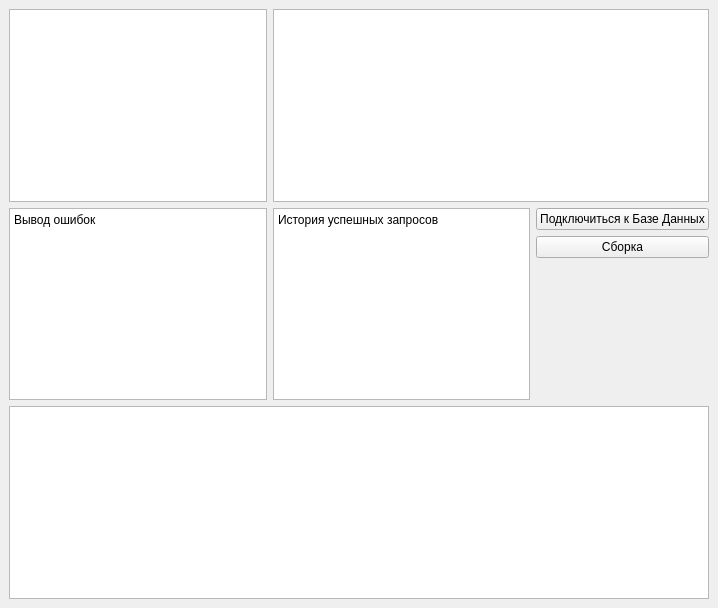
Qt form lab_2/mainwindow.ui (EgorBud/db) before a commit.
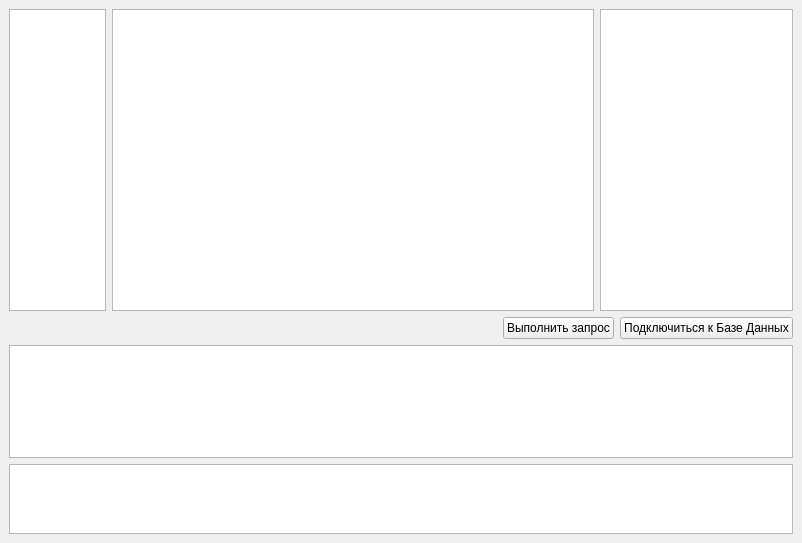
The same form after that commit.

```diff
--- a/lab_2/mainwindow.ui
+++ b/lab_2/mainwindow.ui
@@ -6,83 +6,111 @@
    <rect>
     <x>0</x>
     <y>0</y>
-    <width>718</width>
-    <height>608</height>
+    <width>802</width>
+    <height>543</height>
    </rect>
   </property>
   <property name="windowTitle">
    <string>MainWindow</string>
   </property>
   <widget class="QWidget" name="centralwidget">
-   <layout class="QHBoxLayout" name="horizontalLayout">
+   <layout class="QVBoxLayout" name="verticalLayout_2" stretch="8,0,3,1">
     <item>
-     <layout class="QGridLayout" name="gridLayout">
-      <item row="3" column="1">
-       <widget class="QTextBrowser" name="show_logs">
-        <property name="html">
-         <string>&lt;!DOCTYPE HTML PUBLIC &quot;-//W3C//DTD HTML 4.0//EN&quot; &quot;http://www.w3.org/TR/REC-html40/strict.dtd&quot;&gt;
-&lt;html&gt;&lt;head&gt;&lt;meta name=&quot;qrichtext&quot; content=&quot;1&quot; /&gt;&lt;meta charset=&quot;utf-8&quot; /&gt;&lt;style type=&quot;text/css&quot;&gt;
-p, li { white-space: pre-wrap; }
-hr { height: 1px; border-width: 0; }
-&lt;/style&gt;&lt;/head&gt;&lt;body style=&quot; font-family:'Segoe UI'; font-size:9pt; font-weight:400; font-style:normal;&quot;&gt;
-&lt;p style=&quot; margin-top:0px; margin-bottom:0px; margin-left:0px; margin-right:0px; -qt-block-indent:0; text-indent:0px;&quot;&gt;История успешных запросов&lt;/p&gt;&lt;/body&gt;&lt;/html&gt;</string>
+     <layout class="QHBoxLayout" name="horizontalLayout" stretch="1,5,2">
+      <item>
+       <widget class="QListView" name="show_table_list">
+        <property name="enabled">
+         <bool>true</bool>
         </property>
-       </widget>
-      </item>
-      <item row="3" column="0">
-       <widget class="QTextBrowser" name="show_errors">
-        <property name="html">
-         <string>&lt;!DOCTYPE HTML PUBLIC &quot;-//W3C//DTD HTML 4.0//EN&quot; &quot;http://www.w3.org/TR/REC-html40/strict.dtd&quot;&gt;
-&lt;html&gt;&lt;head&gt;&lt;meta name=&quot;qrichtext&quot; content=&quot;1&quot; /&gt;&lt;meta charset=&quot;utf-8&quot; /&gt;&lt;style type=&quot;text/css&quot;&gt;
-p, li { white-space: pre-wrap; }
-hr { height: 1px; border-width: 0; }
-&lt;/style&gt;&lt;/head&gt;&lt;body style=&quot; font-family:'Segoe UI'; font-size:9pt; font-weight:400; font-style:normal;&quot;&gt;
-&lt;p style=&quot; margin-top:0px; margin-bottom:0px; margin-left:0px; margin-right:0px; -qt-block-indent:0; text-indent:0px;&quot;&gt;Вывод ошибок&lt;/p&gt;&lt;/body&gt;&lt;/html&gt;</string>
+        <property name="cursor" stdset="0">
+         <cursorShape>ArrowCursor</cursorShape>
         </property>
+        <property name="autoFillBackground">
+         <bool>false</bool>
+        </property>
+        <property name="editTriggers">
+         <set>QAbstractItemView::DoubleClicked|QAbstractItemView::EditKeyPressed</set>
+        </property>
+        <property name="selectionMode">
+         <enum>QAbstractItemView::SingleSelection</enum>
+        </property>
+        <property name="selectionBehavior">
+         <enum>QAbstractItemView::SelectRows</enum>
+        </property>
+        <property name="resizeMode">
+         <enum>QListView::Fixed</enum>
+        </property>
+        <property name="viewMode">
+         <enum>QListView::ListMode</enum>
+        </property>
+        <property name="selectionRectVisible">
+         <bool>false</bool>
+        </property>
        </widget>
       </item>
-      <item row="3" column="2">
-       <layout class="QGridLayout" name="gridLayout_2">
-        <item row="1" column="0">
-         <widget class="QPushButton" name="build">
-          <property name="text">
-           <string>Сборка</string>
-          </property>
-         </widget>
-        </item>
-        <item row="0" column="0">
-         <widget class="QPushButton" name="input_db">
-          <property name="text">
-           <string>Подключиться к Базе Данных</string>
-          </property>
-         </widget>
-        </item>
-        <item row="2" column="0">
-         <spacer name="verticalSpacer">
-          <property name="orientation">
-           <enum>Qt::Vertical</enum>
-          </property>
-          <property name="sizeHint" stdset="0">
-           <size>
-            <width>20</width>
-            <height>40</height>
-           </size>
-          </property>
-         </spacer>
-        </item>
-       </layout>
-      </item>
-      <item row="16" column="0" colspan="3">
-       <widget class="QTextEdit" name="input_field"/>
-      </item>
-      <item row="2" column="1" colspan="2">
+      <item>
        <widget class="QTableView" name="show_table"/>
       </item>
-      <item row="2" column="0">
-       <widget class="QTableView" name="show_table_list"/>
+      <item>
+       <widget class="QTextBrowser" name="show_logs">
+        <property name="html">
+         <string>&lt;!DOCTYPE HTML PUBLIC &quot;-//W3C//DTD HTML 4.0//EN&quot; &quot;http://www.w3.org/TR/REC-html40/strict.dtd&quot;&gt;
+&lt;html&gt;&lt;head&gt;&lt;meta name=&quot;qrichtext&quot; content=&quot;1&quot; /&gt;&lt;meta charset=&quot;utf-8&quot; /&gt;&lt;style type=&quot;text/css&quot;&gt;
+p, li { white-space: pre-wrap; }
+hr { height: 1px; border-width: 0; }
+&lt;/style&gt;&lt;/head&gt;&lt;body style=&quot; font-family:'Segoe UI'; font-size:9pt; font-weight:400; font-style:normal;&quot;&gt;
+&lt;p style=&quot;-qt-paragraph-type:empty; margin-top:0px; margin-bottom:0px; margin-left:0px; margin-right:0px; -qt-block-indent:0; text-indent:0px;&quot;&gt;&lt;br /&gt;&lt;/p&gt;&lt;/body&gt;&lt;/html&gt;</string>
+        </property>
+       </widget>
       </item>
      </layout>
     </item>
+    <item>
+     <layout class="QHBoxLayout" name="horizontalLayout_2">
+      <item>
+       <spacer name="horizontalSpacer">
+        <property name="orientation">
+         <enum>Qt::Horizontal</enum>
+        </property>
+        <property name="sizeHint" stdset="0">
+         <size>
+          <width>40</width>
+          <height>20</height>
+         </size>
+        </property>
+       </spacer>
+      </item>
+      <item>
+       <widget class="QPushButton" name="build">
+        <property name="text">
+         <string>Выполнить запрос</string>
+        </property>
+       </widget>
+      </item>
+      <item>
+       <widget class="QPushButton" name="input_db">
+        <property name="text">
+         <string>Подключиться к Базе Данных</string>
+        </property>
+       </widget>
+      </item>
+     </layout>
+    </item>
+    <item>
+     <widget class="QTextEdit" name="input_field"/>
+    </item>
+    <item>
+     <widget class="QTextBrowser" name="show_errors">
+      <property name="html">
+       <string>&lt;!DOCTYPE HTML PUBLIC &quot;-//W3C//DTD HTML 4.0//EN&quot; &quot;http://www.w3.org/TR/REC-html40/strict.dtd&quot;&gt;
+&lt;html&gt;&lt;head&gt;&lt;meta name=&quot;qrichtext&quot; content=&quot;1&quot; /&gt;&lt;meta charset=&quot;utf-8&quot; /&gt;&lt;style type=&quot;text/css&quot;&gt;
+p, li { white-space: pre-wrap; }
+hr { height: 1px; border-width: 0; }
+&lt;/style&gt;&lt;/head&gt;&lt;body style=&quot; font-family:'Segoe UI'; font-size:9pt; font-weight:400; font-style:normal;&quot;&gt;
+&lt;p style=&quot;-qt-paragraph-type:empty; margin-top:0px; margin-bottom:0px; margin-left:0px; margin-right:0px; -qt-block-indent:0; text-indent:0px;&quot;&gt;&lt;br /&gt;&lt;/p&gt;&lt;/body&gt;&lt;/html&gt;</string>
+      </property>
+     </widget>
+    </item>
    </layout>
   </widget>
  </widget>
```
